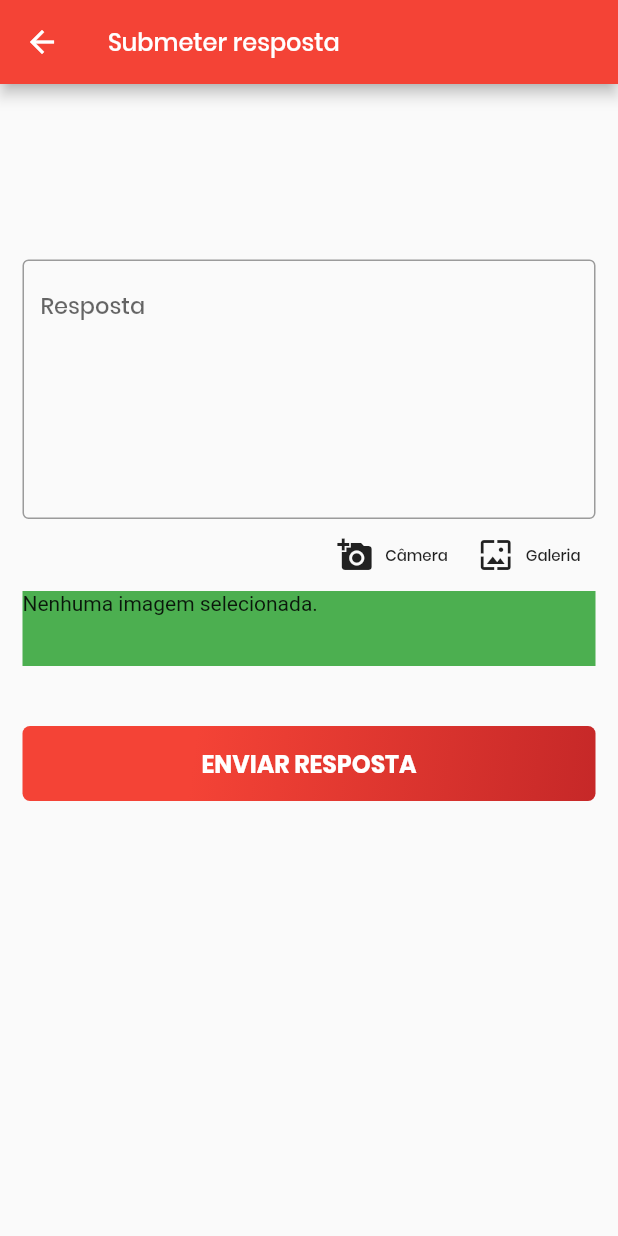
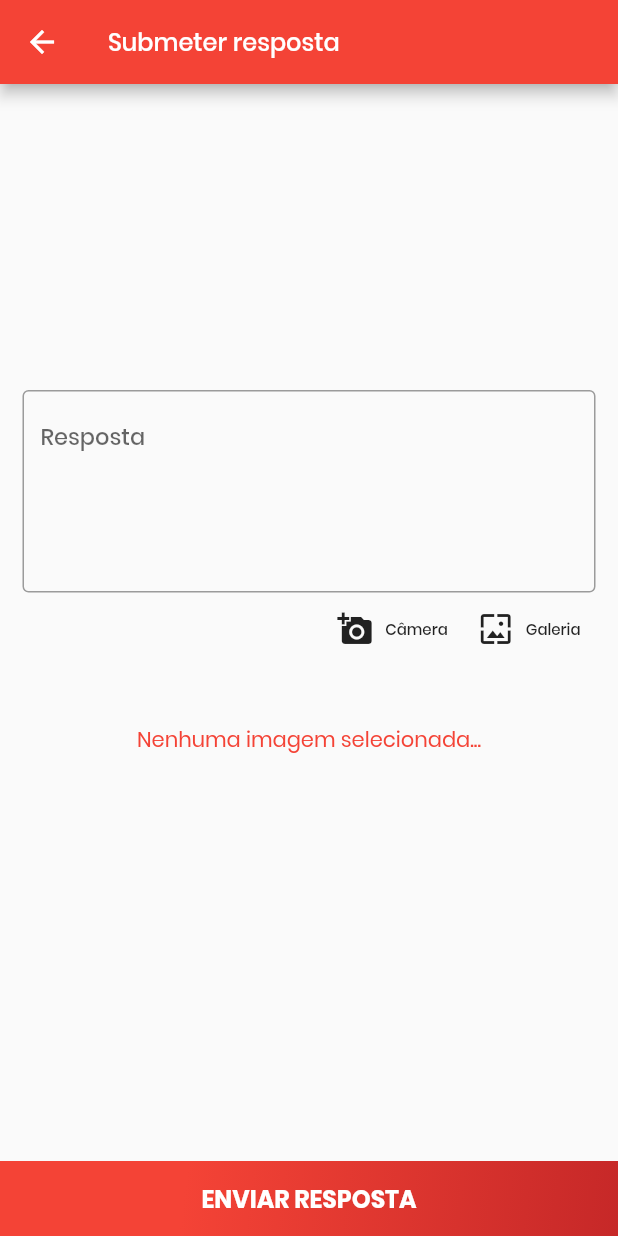
Before and after one commit to CompCult/compcult-mobile, a Flutter app: the MissionSubmit screen opened directly with empty values, on a phone screen of 412 x 824 dp. Run offline on Flutter 3.47's test engine with Material 2 defaults, Android fonts, the phone set to English and light mode, and no system bars; our stand-ins replace dio, image_picker.

Commit message:
Corrigido bug no layout

```diff
--- a/lib/pages/mission_submit.dart
+++ b/lib/pages/mission_submit.dart
@@ -52,19 +52,25 @@ class _MissionSubmitState extends State<MissionSubmit> {
                 SizedBox(
                   height: 20,
                 ),
-                Text(
-                  widget._mission.description,
-                  textAlign: TextAlign.center,
-                  style: TextStyle(
-                    fontFamily: "SourceSansPro",
-                    color: Colors.black54,
+                Container(
+                  height: 100,
+                  child: SingleChildScrollView(
+                    child: Text(
+                      widget._mission.description,
+                      textAlign: TextAlign.center,
+                      style: TextStyle(
+                        fontFamily: "SourceSansPro",
+                        fontSize: 16,
+                        color: Colors.black54,
+                      ),
+                    ),
                   ),
                 ),
                 SizedBox(
-                  height: 25,
+                  height: 30,
                 ),
                 TextField(
-                  maxLines: 7,
+                  maxLines: 5,
                   keyboardType: TextInputType.multiline,
                   decoration: InputDecoration(
                     alignLabelWithHint: true,
@@ -92,23 +98,36 @@ class _MissionSubmitState extends State<MissionSubmit> {
                         "Galeria", Icons.wallpaper, _getImageFromGallery),
                   ],
                 ),
+                const SizedBox(
+                  height: 40,
+                ),
                 Container(
-                  color: Colors.green,
-                  width: MediaQuery.of(context).size.width,
-                  height: 50,
                   child: _image == null
-                      ? Text("Nenhuma imagem selecionada.")
-                      : Image.file(_image),
+                      ? Text(
+                          "Nenhuma imagem selecionada...",
+                          style: TextStyle(
+                            fontFamily: "Poppins",
+                            color: Colors.red,
+                          ),
+                        )
+                      : Text(
+                          "Imagem carregada!",
+                          style: TextStyle(
+                            fontFamily: "Poppins",
+                            fontWeight: FontWeight.w700,
+                            color: Colors.green,
+                          ),
+                        ),
                 ),
                 SizedBox(
                   height: 40,
                 ),
-                _buildButton("ENVIAR RESPOSTA"),
               ],
             ),
           ],
         ),
       ),
+      bottomSheet: _buildButton("ENVIAR RESPOSTA"),
     );
   }
 
@@ -126,9 +145,9 @@ class _MissionSubmitState extends State<MissionSubmit> {
             Color(0XFFc62828),
           ],
         ),
-        borderRadius: BorderRadius.all(
-          Radius.circular(5),
-        ),
+        // borderRadius: BorderRadius.all(
+        //   Radius.circular(5),
+        // ),
       ),
       child: SizedBox.expand(
         child: FlatButton(
```
